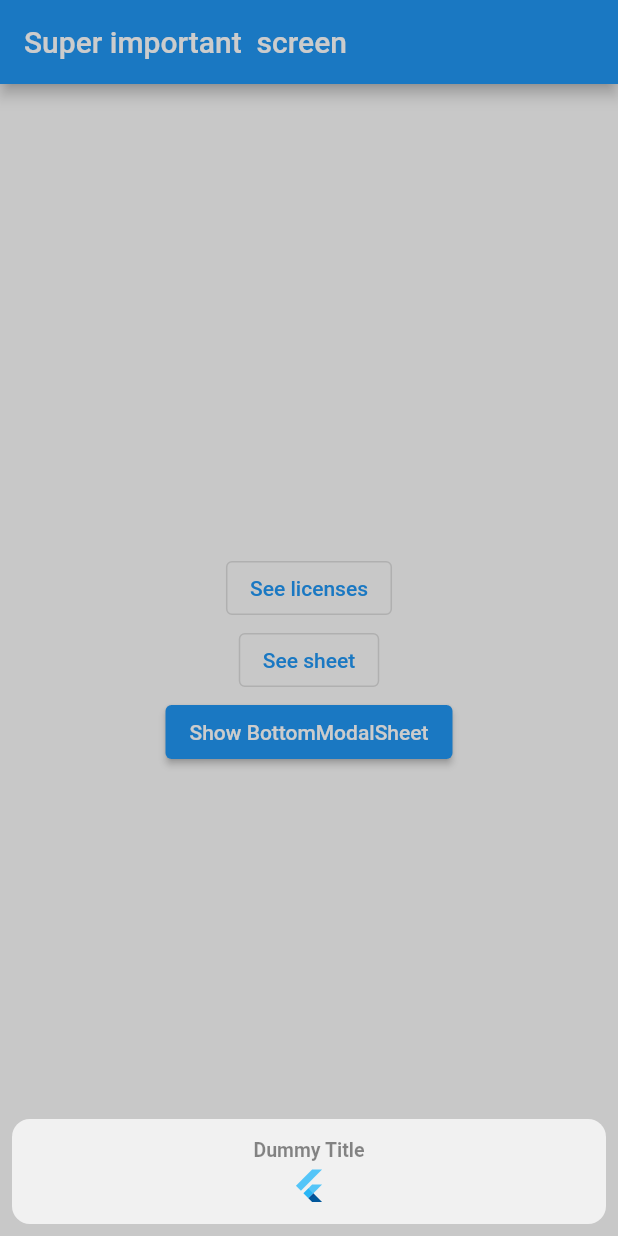
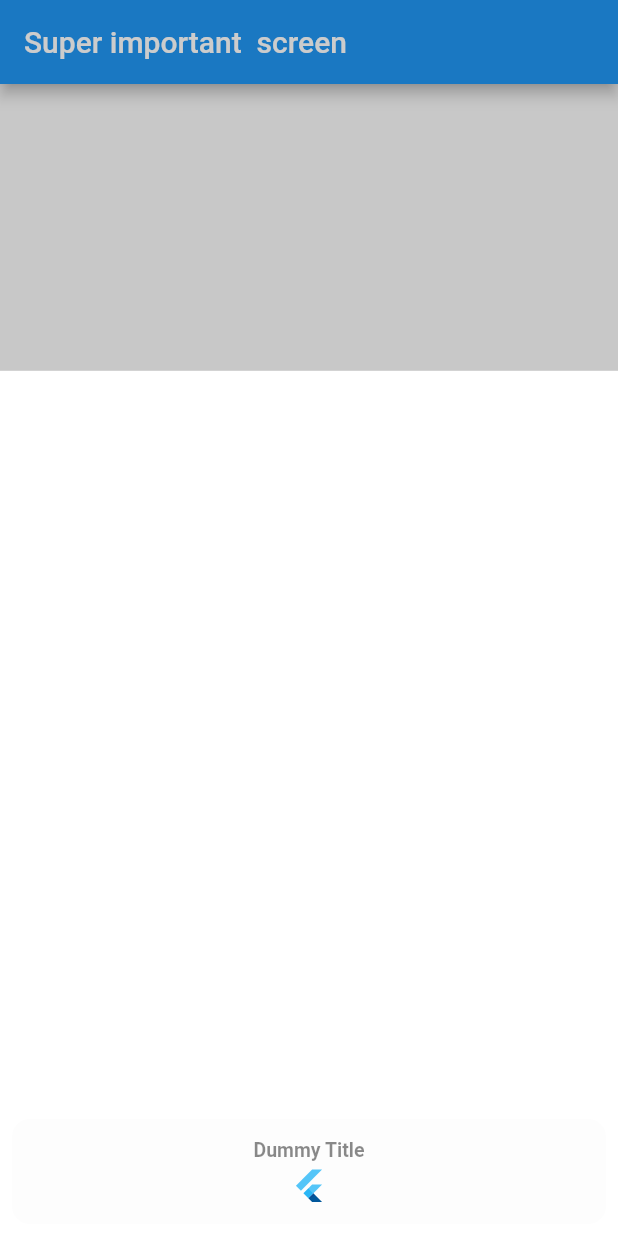
Before and after one commit to winqoo/go_router_modal_and_dailog, a Flutter app: the screen it shows after launch, after a tap on "See sheet", on a phone screen of 412 x 824 dp. Run offline on Flutter 3.47's test engine with Material 2 defaults, Android fonts, the phone set to English and light mode, and no system bars; our stand-ins replace go_router.

Commit message:
custom size of cupertino modal popup page

```diff
--- a/lib/main.dart
+++ b/lib/main.dart
@@ -24,10 +24,16 @@
           path: 'sheet',
           pageBuilder: (BuildContext context, GoRouterState state) {
             return CupertinoModalPopupPage(
-                builder: (_) => const CupertinoActionSheet(
-                      title: Text("Dummy Title"),
-                      message: FlutterLogo(),
-                    ));
+              ///The builder can return any widget we want, so we have full control over
+              ///the height and shape
+                builder: (_) => Container(
+                  height: MediaQuery.of(context).size.height * 0.7,
+                  color: Colors.white,
+                  child: const CupertinoActionSheet(
+                        title: Text("Dummy Title"),
+                        message: FlutterLogo(),
+                      ),
+                ));
           },
         ),
         GoRoute(
@@ -185,9 +191,9 @@
 
   @override
   Widget build(BuildContext context) {
+    ///The size of the container is fixed
     return Container(
       color: Colors.yellow,
-      height: MediaQuery.of(context).size.height * 0.6,
       child: Center(
         child: ElevatedButton(
           child: const Text('Go Back'),
```
